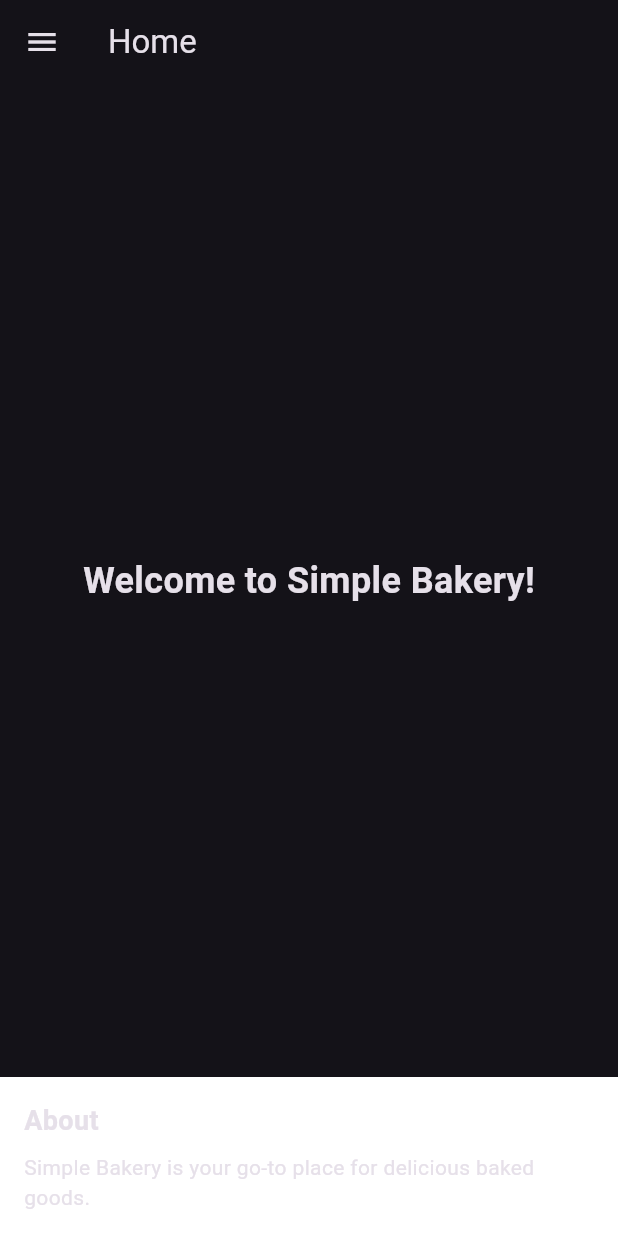
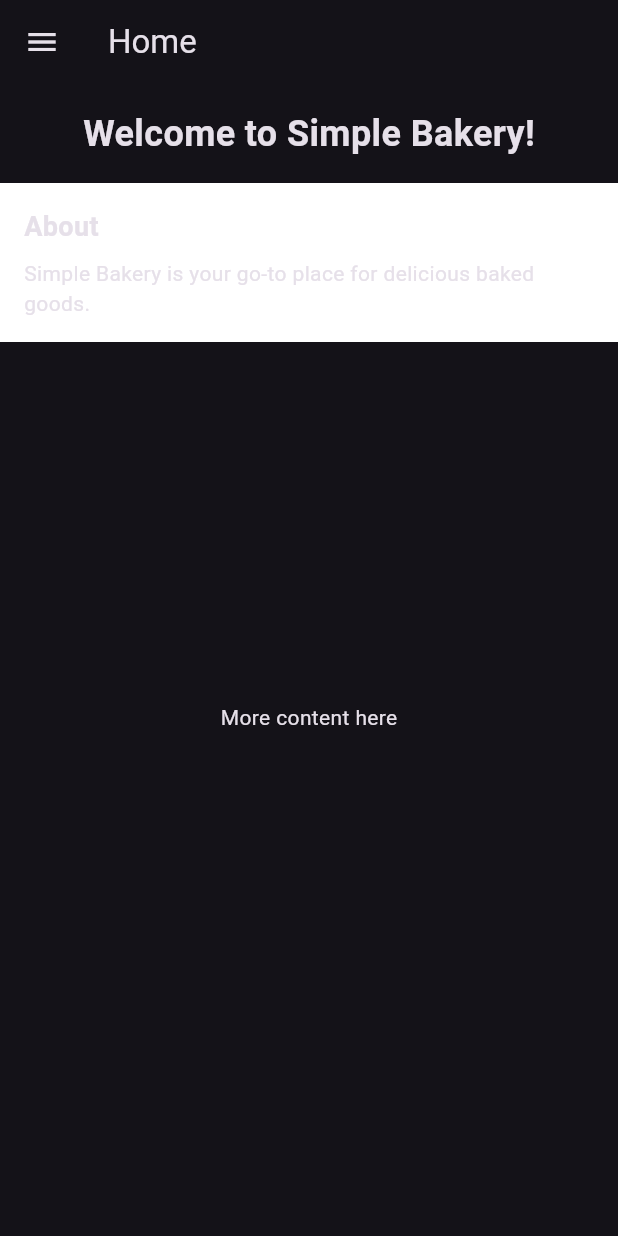
Before and after one commit to VoxMonstra/CSC-4610-Web-Warriors, a Flutter app: the screen it shows after launch, on a phone screen of 412 x 824 dp. Run offline on Flutter 3.47's test engine with Material 3 defaults, Android fonts, the phone set to English and light mode, and no system bars; our stand-ins replace shared_preferences; missing offline and left inert: mysql1.

Commit message:
Feat: make homepage scrollable (we will need more content for it to scroll)

```diff
--- a/src/lib/screens/home.dart
+++ b/src/lib/screens/home.dart
@@ -7,10 +7,12 @@ class HomePage extends StatelessWidget {
     return Scaffold(
       appBar: AppBar(title: Text('Home')),
       drawer: AppDrawer(currPage: Text('home')),
-      body: Column(
+      body: SingleChildScrollView(
+        child: Column(
           children: [
             // Main content
-          Expanded(
+            Padding(
+              padding: EdgeInsets.all(16),
               child: Center(
                 child: Text(
                   'Welcome to Simple Bakery!',
@@ -41,7 +43,10 @@ class HomePage extends StatelessWidget {
                 ],
               ),
             ),
+            //Add more content here in order to keep scrolling
+            SizedBox(height: 500, child: Center(child:Text('More content here')))
           ],
+        ),
       ),
     );
   }
```
Lines whose indentation alone changed are shown as unchanged.
